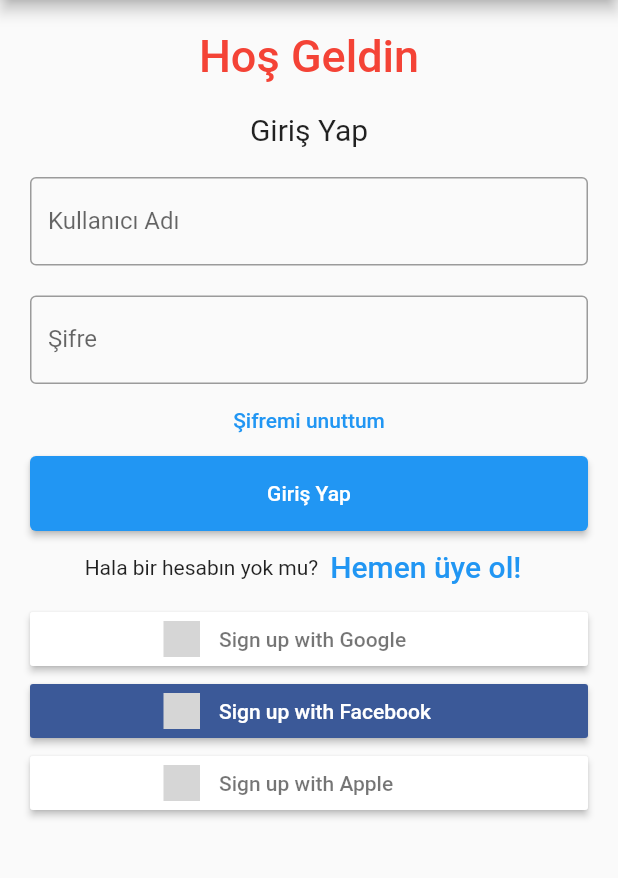
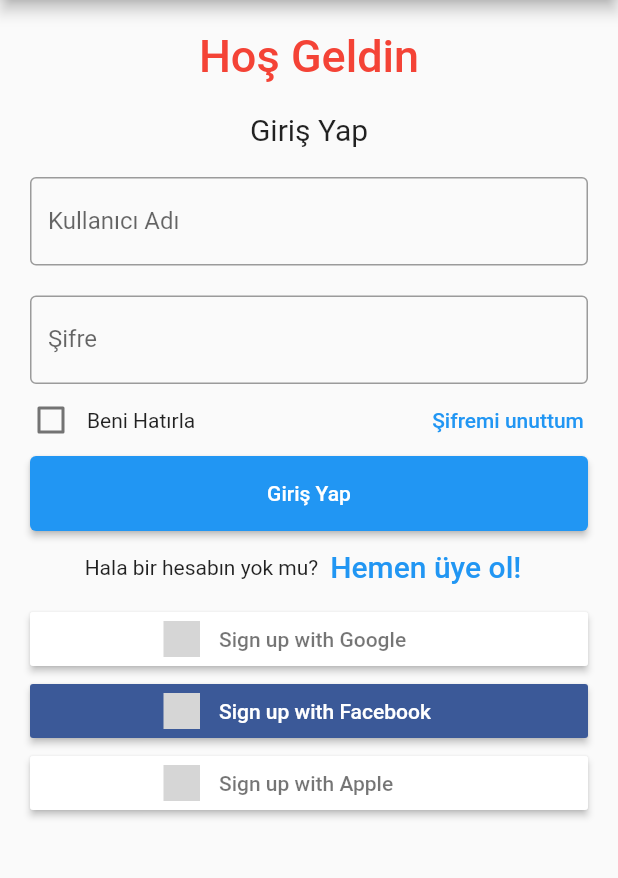
Before and after one commit to gessma/StockControlApplication, a Flutter app: the screen it shows after launch, on a phone screen of 412 x 824 dp, the part 84-962 px from its top. Run offline on Flutter 3.47's test engine with Material 2 defaults, Android fonts, the phone set to English and light mode, and no system bars; our stand-ins replace flutter_signin_button; accounts and stored records are empty; grey boxes are pictures that could not be loaded.

```diff
--- a/lib/Models/user.dart
+++ b/lib/Models/user.dart
@@ -22,3 +22,11 @@ class User {
 
   String fullName() => "$name $surname";
 }
+
+class UserRepository{
+  final List<User>  users= [
+    User("caner", "kale", "a@gmail.com", "kalecaner", "12345", "derince"),
+    User("yorum", "kale", "y@gmail.com", "yck", "1234", "derince"),
+
+      ];
+}
--- a/lib/main.dart
+++ b/lib/main.dart
@@ -52,12 +52,17 @@ class MyStatefulWidget extends StatefulWidget {
 class _MyStatefulWidgetState extends State<MyStatefulWidget> {
   TextEditingController nameController = TextEditingController();
   TextEditingController passwordController = TextEditingController();
+  UserRepository userRepository=UserRepository();
+  final GlobalKey<FormState> _formkey= GlobalKey();
+bool rememberme=false;
   late User user;
 
 
   @override
   Widget build(BuildContext context) {
-    return Padding(
+    return Form(
+      key: _formkey,
+      child: Padding(
           padding: const EdgeInsets.all(10),
           child: ListView(
             children: <Widget>[
@@ -80,42 +85,87 @@ class _MyStatefulWidgetState extends State<MyStatefulWidget> {
                   )),
               Container(
                 padding: const EdgeInsets.all(10),
-              child: TextField(
+                child: TextFormField(
                   controller: nameController,
                   decoration: const InputDecoration(
                     border: OutlineInputBorder(),
                     labelText: 'Kullanıcı Adı',
+
                   ),
+                  validator: (value){
+                    if(value!=null)
+                    {
+                      if(value.isEmpty)
+                      {
+                        return "Boş bırakılamaz!";
+                      }
+                    }
+                  },
                 ),
               ),
               Container(
                 padding: const EdgeInsets.fromLTRB(10, 10, 10, 0),
-              child: TextField(
+                child: TextFormField(
                   obscureText: true,
                   controller: passwordController,
                   decoration: const InputDecoration(
                     border: OutlineInputBorder(),
                     labelText: 'Şifre',
                   ),
+                  validator: (value){
+                    if(value!=null)
+                    {
+                      if(value.isEmpty)
+                      {
+                        return "Boş bırakılamaz!";
+                      }
+
+                    }
+                  },
                 ),
               ),
-            TextButton(
+
+              Row(children: <Widget>[
+                Checkbox(value: rememberme, onChanged:
+                    (value){
+                  if(value!=null)
+                  {
+                    setState(()
+                    {
+                      rememberme=value;
+                    });
+
+                  }
+                }
+                ),
+                Text("Beni Hatırla"),
+                Padding(
+                padding: EdgeInsets.only(left: 150),
+                  child: TextButton(
                     onPressed: () {
                       //forgot password screen
 
                     },
                     child: const Text('Şifremi unuttum',),
                   ),
+                ),
+
+              ],),
+
+
               Container(
                   height: 50,
                   padding: const EdgeInsets.fromLTRB(10, 0, 10, 0),
                   child: ElevatedButton(
                     child: const Text('Giriş Yap'),
                     onPressed: () {
+                      if(_formkey.currentState!.validate())
+                      for (var user in userRepository.users) {
                         if(nameController.text==user.userName && passwordController.text==user.password)
                           {
                             Navigator.push(context, MaterialPageRoute(builder: (context)=>Categoriespage()));
                             print("Giriş yapıldı.");
+                          }
                       }
                     },
                   )
@@ -169,6 +219,7 @@ class _MyStatefulWidgetState extends State<MyStatefulWidget> {
 
               )
             ],
-        ));
+          )),
+    );
   }
 }
```
Also changed, not shown: lib/Models/category.dart (added, +15 -0 lines), lib/Screens/category_page.dart (+9 -6 lines), lib/Screens/resgiterpage.dart (+90 -12 lines), pubspec.lock. Lines whose indentation alone changed are shown as unchanged.
